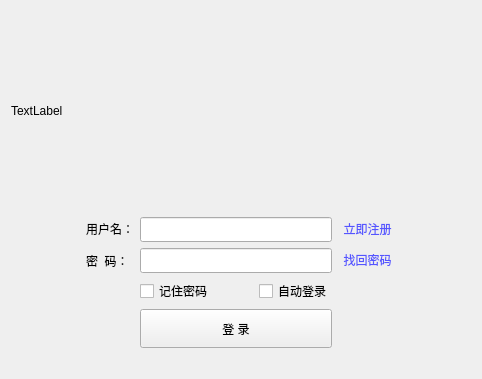
Old version of the form FileManagement/Login.ui in the repository hhyvs111/FileManagement.
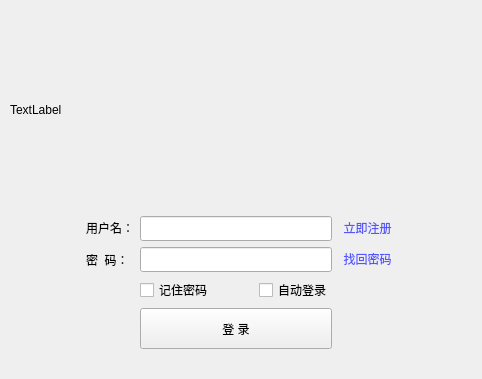
New version of the form.

Diff of the .ui file:
```diff
--- a/FileManagement/Login.ui
+++ b/FileManagement/Login.ui
@@ -14,6 +14,18 @@
    <string>Form</string>
   </property>
   <layout class="QVBoxLayout" name="verticalLayout">
+   <property name="leftMargin">
+    <number>10</number>
+   </property>
+   <property name="topMargin">
+    <number>10</number>
+   </property>
+   <property name="rightMargin">
+    <number>10</number>
+   </property>
+   <property name="bottomMargin">
+    <number>10</number>
+   </property>
    <item>
     <widget class="QLabel" name="label">
      <property name="sizePolicy">
```
